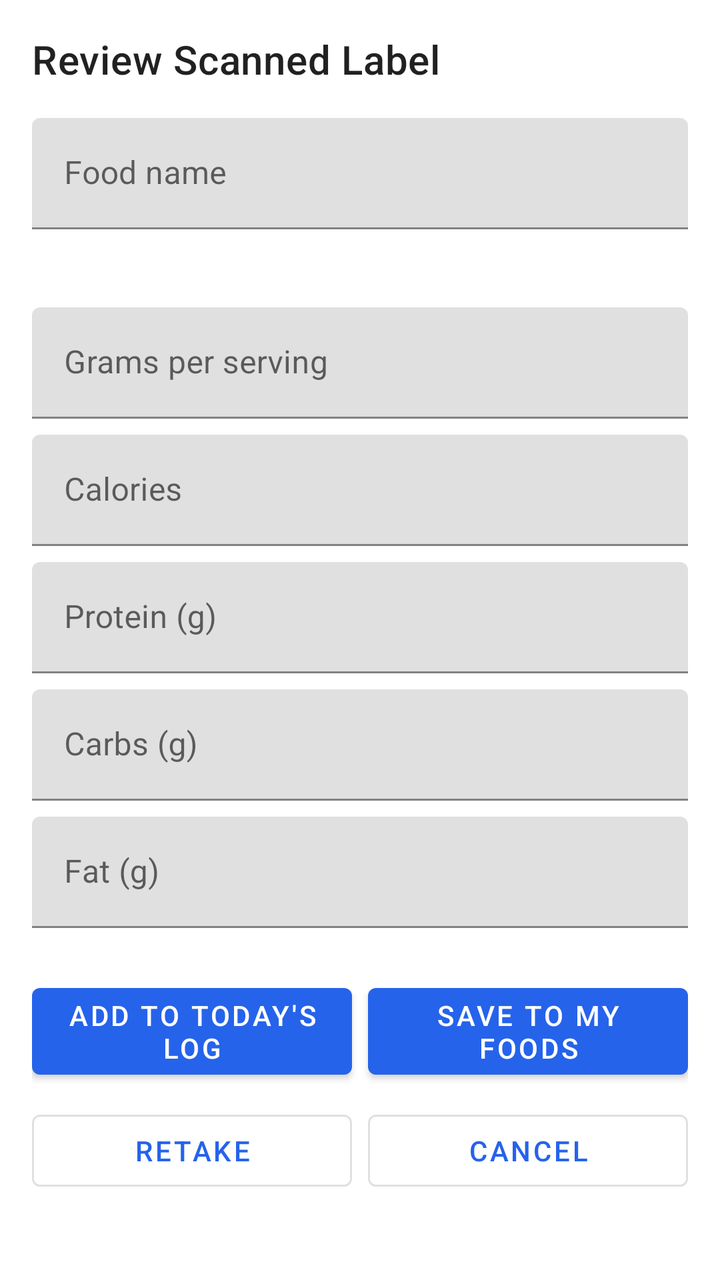
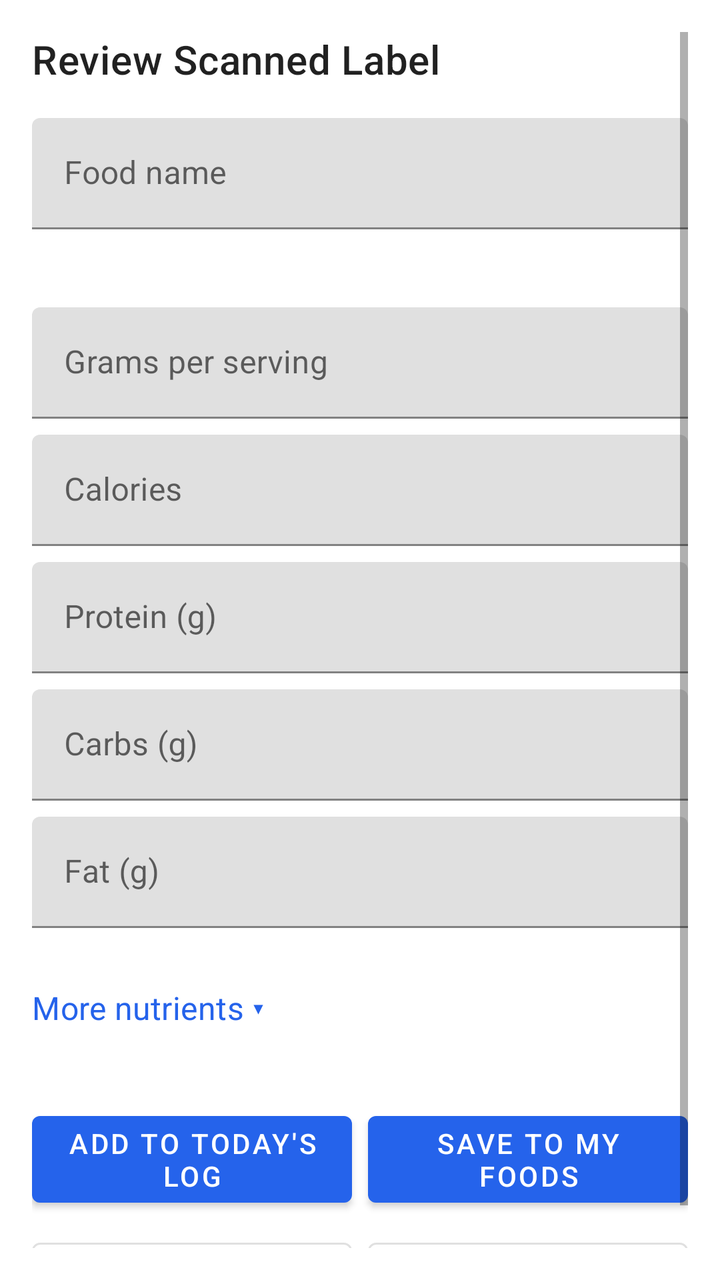

An Android layout rendered at two revisions. The XML below is the earlier revision; the diff shows what the commit changed to produce the second picture.
<!-- AndroidManifest.xml: activity theme AppTheme -->
<!-- res/layout/activity_label_review.xml -->
<?xml version="1.0" encoding="utf-8"?>
<ScrollView xmlns:android="http://schemas.android.com/apk/res/android"
    android:layout_width="match_parent"
    android:layout_height="match_parent"
    android:padding="16dp">

    <LinearLayout
        android:layout_width="match_parent"
        android:layout_height="wrap_content"
        android:orientation="vertical">

        <TextView
            android:layout_width="wrap_content"
            android:layout_height="wrap_content"
            android:text="@string/review_scanned_label"
            android:textAppearance="?attr/textAppearanceHeadline6"
            android:layout_marginBottom="16dp" />

        <com.google.android.material.textfield.TextInputLayout
            android:layout_width="match_parent"
            android:layout_height="wrap_content"
            android:hint="@string/food_name">
            <com.google.android.material.textfield.TextInputEditText
                android:id="@+id/foodNameEdit"
                android:layout_width="match_parent"
                android:layout_height="wrap_content"
                android:inputType="text" />
        </com.google.android.material.textfield.TextInputLayout>

        <TextView
            android:id="@+id/servingSizeText"
            android:layout_width="match_parent"
            android:layout_height="wrap_content"
            android:layout_marginTop="12dp"
            android:textSize="14sp" />

        <com.google.android.material.textfield.TextInputLayout
            android:layout_width="match_parent"
            android:layout_height="wrap_content"
            android:layout_marginTop="8dp"
            android:hint="@string/grams_per_serving">
            <com.google.android.material.textfield.TextInputEditText
                android:id="@+id/servingGramsEdit"
                android:layout_width="match_parent"
                android:layout_height="wrap_content"
                android:inputType="numberDecimal" />
        </com.google.android.material.textfield.TextInputLayout>

        <com.google.android.material.textfield.TextInputLayout
            android:layout_width="match_parent"
            android:layout_height="wrap_content"
            android:layout_marginTop="8dp"
            android:hint="@string/calories">
            <com.google.android.material.textfield.TextInputEditText
                android:id="@+id/caloriesEdit"
                android:layout_width="match_parent"
                android:layout_height="wrap_content"
                android:inputType="numberDecimal" />
        </com.google.android.material.textfield.TextInputLayout>
        <TextView
            android:id="@+id/caloriesWarning"
            android:layout_width="wrap_content"
            android:layout_height="wrap_content"
            android:text="@string/check_this_value"
            android:textColor="@android:color/holo_orange_dark"
            android:visibility="gone" />

        <com.google.android.material.textfield.TextInputLayout
            android:layout_width="match_parent"
            android:layout_height="wrap_content"
            android:layout_marginTop="8dp"
            android:hint="@string/protein">
            <com.google.android.material.textfield.TextInputEditText
                android:id="@+id/proteinEdit"
                android:layout_width="match_parent"
                android:layout_height="wrap_content"
                android:inputType="numberDecimal" />
        </com.google.android.material.textfield.TextInputLayout>
        <TextView
            android:id="@+id/proteinWarning"
            android:layout_width="wrap_content"
            android:layout_height="wrap_content"
            android:text="@string/check_this_value"
            android:textColor="@android:color/holo_orange_dark"
            android:visibility="gone" />

        <com.google.android.material.textfield.TextInputLayout
            android:layout_width="match_parent"
            android:layout_height="wrap_content"
            android:layout_marginTop="8dp"
            android:hint="@string/carbs">
            <com.google.android.material.textfield.TextInputEditText
                android:id="@+id/carbsEdit"
                android:layout_width="match_parent"
                android:layout_height="wrap_content"
                android:inputType="numberDecimal" />
        </com.google.android.material.textfield.TextInputLayout>
        <TextView
            android:id="@+id/carbsWarning"
            android:layout_width="wrap_content"
            android:layout_height="wrap_content"
            android:text="@string/check_this_value"
            android:textColor="@android:color/holo_orange_dark"
            android:visibility="gone" />

        <com.google.android.material.textfield.TextInputLayout
            android:layout_width="match_parent"
            android:layout_height="wrap_content"
            android:layout_marginTop="8dp"
            android:hint="@string/fat">
            <com.google.android.material.textfield.TextInputEditText
                android:id="@+id/fatEdit"
                android:layout_width="match_parent"
                android:layout_height="wrap_content"
                android:inputType="numberDecimal" />
        </com.google.android.material.textfield.TextInputLayout>
        <TextView
            android:id="@+id/fatWarning"
            android:layout_width="wrap_content"
            android:layout_height="wrap_content"
            android:text="@string/check_this_value"
            android:textColor="@android:color/holo_orange_dark"
            android:visibility="gone" />

        <LinearLayout
            android:layout_width="match_parent"
            android:layout_height="wrap_content"
            android:orientation="horizontal"
            android:layout_marginTop="24dp">

            <Button
                android:id="@+id/addToLogButton"
                android:layout_width="0dp"
                android:layout_height="wrap_content"
                android:layout_weight="1"
                android:layout_marginEnd="4dp"
                android:text="@string/add_to_todays_log" />

            <Button
                android:id="@+id/saveToMyFoodsButton"
                android:layout_width="0dp"
                android:layout_height="wrap_content"
                android:layout_weight="1"
                android:layout_marginStart="4dp"
                android:text="@string/save_to_my_foods" />
        </LinearLayout>

        <LinearLayout
            android:layout_width="match_parent"
            android:layout_height="wrap_content"
            android:orientation="horizontal"
            android:layout_marginTop="8dp">

            <Button
                android:id="@+id/retakeButton"
                style="?attr/materialButtonOutlinedStyle"
                android:layout_width="0dp"
                android:layout_height="wrap_content"
                android:layout_weight="1"
                android:layout_marginEnd="4dp"
                android:text="@string/retake" />

            <Button
                android:id="@+id/cancelButton"
                style="?attr/materialButtonOutlinedStyle"
                android:layout_width="0dp"
                android:layout_height="wrap_content"
                android:layout_weight="1"
                android:layout_marginStart="4dp"
                android:text="@string/cancel" />
        </LinearLayout>
    </LinearLayout>
</ScrollView>
<!-- resources referenced by this layout -->
<resources>
  <string name="add_to_todays_log">Add to today\'s log</string>
  <string name="calories">Calories</string>
  <string name="cancel">Cancel</string>
  <string name="carbs">Carbs (g)</string>
  <string name="check_this_value">Please check this value.</string>
  <string name="fat">Fat (g)</string>
  <string name="food_name">Food name</string>
  <string name="grams_per_serving">Grams per serving</string>
  <string name="protein">Protein (g)</string>
  <string name="retake">Retake</string>
  <string name="review_scanned_label">Review Scanned Label</string>
  <string name="save_to_my_foods">Save to My Foods</string>
  <style name="AppTheme" parent="Theme.MaterialComponents.DayNight.NoActionBar">
          <item name="colorPrimary">@color/colorPrimary</item>
          <item name="android:statusBarColor">#ffffff</item>
      </style>
  <color name="colorPrimary">#2563eb</color>
</resources>

<!-- the commit's change to res/layout/activity_label_review.xml (unified diff, before → after) -->
@@ -122,16 +122,36 @@
             android:textColor="@android:color/holo_orange_dark"
             android:visibility="gone" />
 
+        <TextView
+            android:id="@+id/moreNutrientsHeader"
+            android:layout_width="match_parent"
+            android:layout_height="wrap_content"
+            android:minHeight="48dp"
+            android:layout_marginTop="16dp"
+            android:gravity="center_vertical"
+            android:background="?attr/selectableItemBackground"
+            android:text="@string/more_nutrients_show"
+            android:textAppearance="?attr/textAppearanceSubtitle1"
+            android:textColor="?attr/colorPrimary" />
+
+        <LinearLayout
+            android:id="@+id/moreNutrientsContainer"
+            android:layout_width="match_parent"
+            android:layout_height="wrap_content"
+            android:orientation="vertical"
+            android:visibility="gone" />
+
         <LinearLayout
             android:layout_width="match_parent"
             android:layout_height="wrap_content"
             android:orientation="horizontal"
+            android:baselineAligned="false"
             android:layout_marginTop="24dp">
 
             <Button
                 android:id="@+id/addToLogButton"
                 android:layout_width="0dp"
-                android:layout_height="wrap_content"
+                android:layout_height="match_parent"
                 android:layout_weight="1"
                 android:layout_marginEnd="4dp"
                 android:text="@string/add_to_todays_log" />
@@ -139,7 +159,7 @@
             <Button
                 android:id="@+id/saveToMyFoodsButton"
                 android:layout_width="0dp"
-                android:layout_height="wrap_content"
+                android:layout_height="match_parent"
                 android:layout_weight="1"
                 android:layout_marginStart="4dp"
                 android:text="@string/save_to_my_foods" />
@@ -149,13 +169,14 @@
             android:layout_width="match_parent"
             android:layout_height="wrap_content"
             android:orientation="horizontal"
+            android:baselineAligned="false"
             android:layout_marginTop="8dp">
 
             <Button
                 android:id="@+id/retakeButton"
                 style="?attr/materialButtonOutlinedStyle"
                 android:layout_width="0dp"
-                android:layout_height="wrap_content"
+                android:layout_height="match_parent"
                 android:layout_weight="1"
                 android:layout_marginEnd="4dp"
                 android:text="@string/retake" />
@@ -164,7 +185,7 @@
                 android:id="@+id/cancelButton"
                 style="?attr/materialButtonOutlinedStyle"
                 android:layout_width="0dp"
-                android:layout_height="wrap_content"
+                android:layout_height="match_parent"
                 android:layout_weight="1"
                 android:layout_marginStart="4dp"
                 android:text="@string/cancel" />
<!-- resource entries referenced after the edit -->
@@ -8,6 +8,7 @@
   <string name="fat">Fat (g)</string>
   <string name="food_name">Food name</string>
   <string name="grams_per_serving">Grams per serving</string>
+  <string name="more_nutrients_show">More nutrients  ▾</string>
   <string name="protein">Protein (g)</string>
   <string name="retake">Retake</string>
   <string name="review_scanned_label">Review Scanned Label</string>
